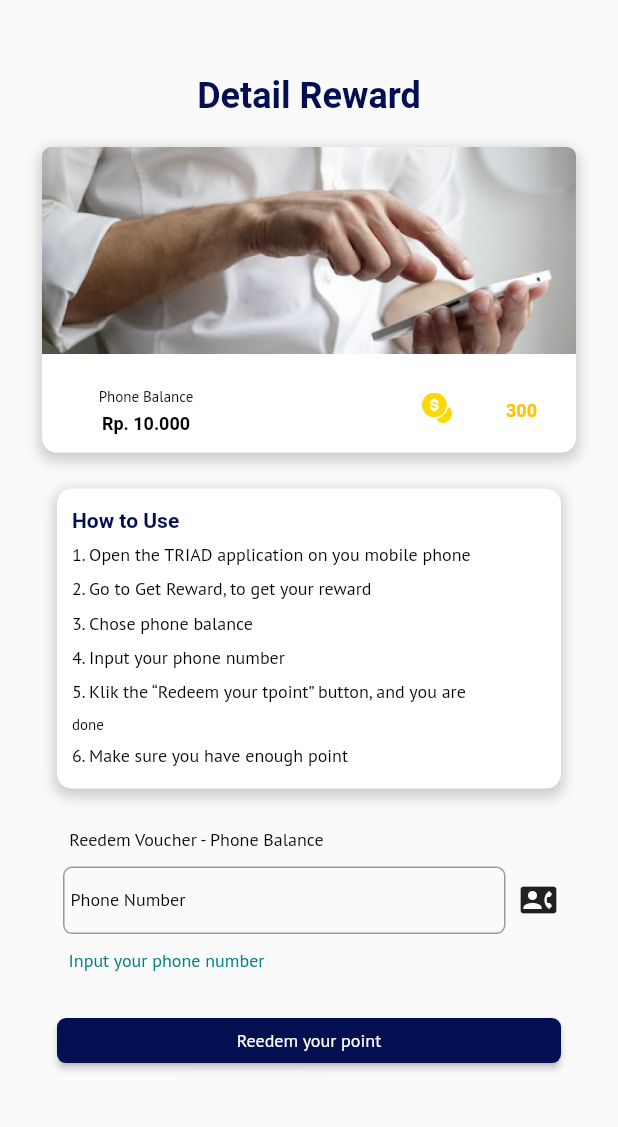
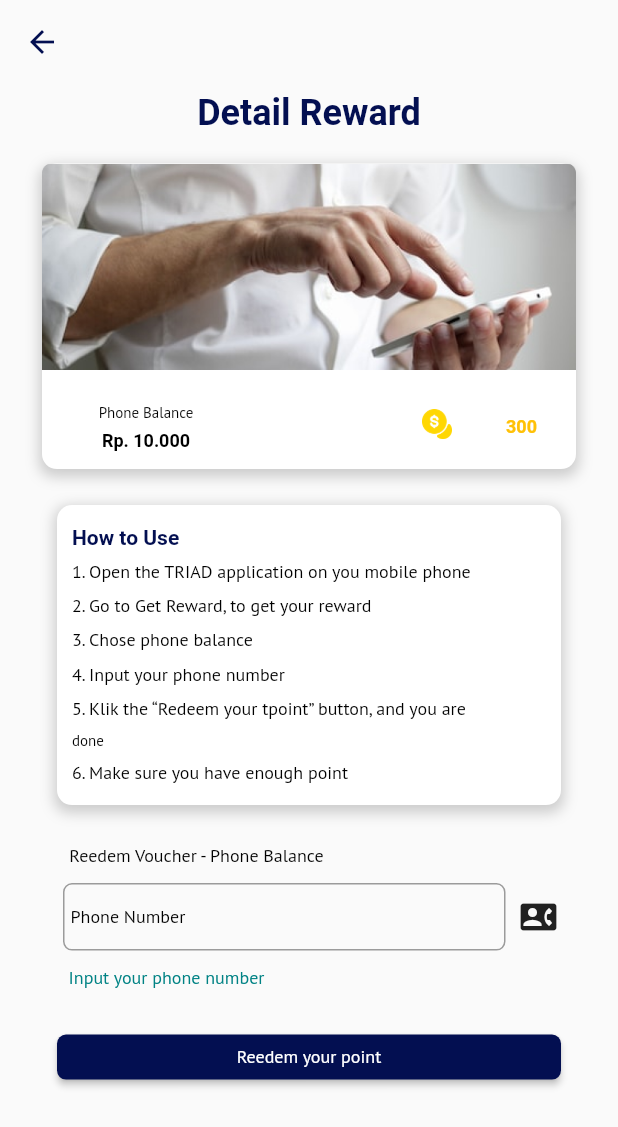
Before and after one commit to Kelompok-14-Loyalty-Point-Agent/Flutter, a Flutter app: the DetailRewardScreen screen opened directly, on a phone screen of 412 x 824 dp. Shown: the top 1127 px of the screen. Run offline on Flutter 3.47's test engine with Material 2 defaults, Android fonts, the phone set to English and light mode, and no system bars; our stand-ins replace carousel_slider, dio, dots_indicator, email_validator, flutter_otp_text_field, google_fonts and 1 more; accounts and stored records are empty.

Commit message:
menambahkan button back pada get reward

```diff
--- a/lib/ui/get_reward/detail_reward_screen.dart
+++ b/lib/ui/get_reward/detail_reward_screen.dart
@@ -37,13 +37,18 @@ class _DetailRewardScreenState extends State<DetailRewardScreen> {
   @override
   Widget build(BuildContext context) {
     return Scaffold(
+      appBar: AppBar(
+        backgroundColor: Colors.transparent,
+        foregroundColor: const Color(0xff030F51),
+        shadowColor: Colors.transparent,
+      ),
       body: SingleChildScrollView(
         child: Column(
           mainAxisAlignment: MainAxisAlignment.center,
           children: [
             Padding(
               padding: const EdgeInsets.only(
-                top: 50,
+                top: 5,
               ),
               child: Text('Detail Reward', style: TextStyleConst.heading2),
             ),
```
